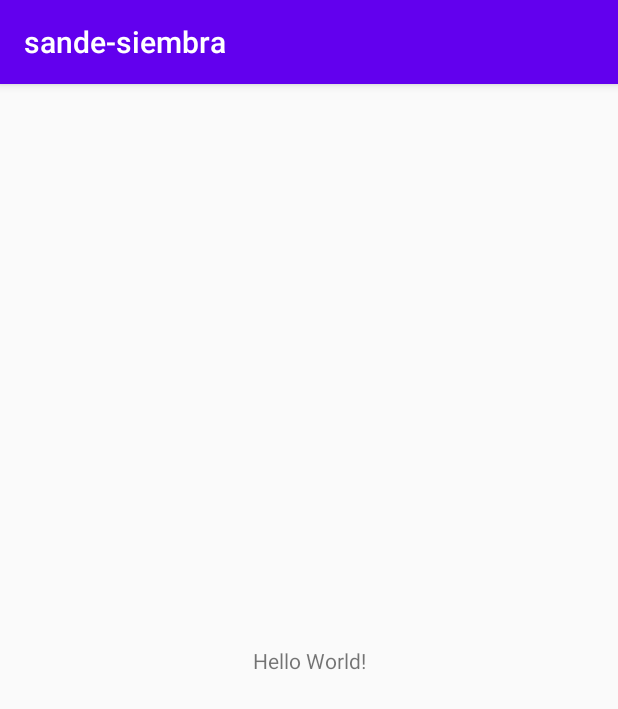
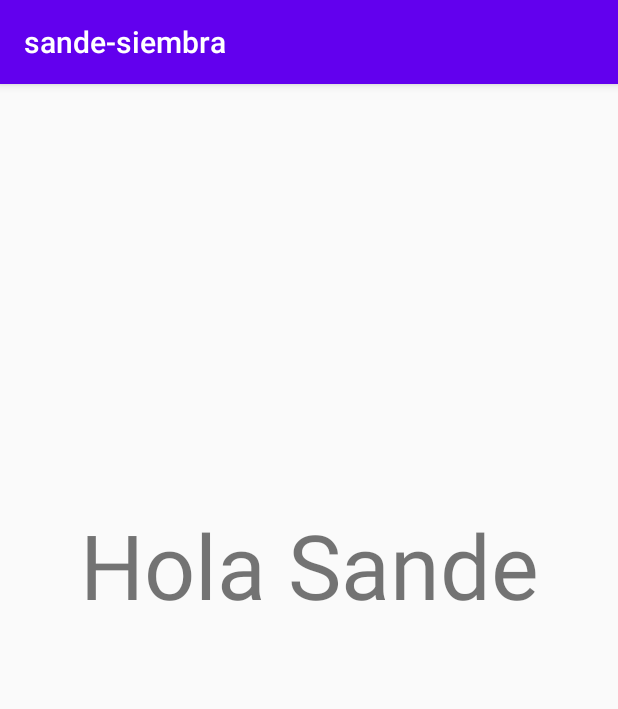
Before and after one commit to JonathanA13/Sande, an Android app: the screen it shows after launch (MainActivity), on a phone screen of 412 x 824 dp. Shown: the top 709 px of the screen. Run offline under Robolectric (Android 15) with nearby library versions, the phone set to English and light mode, and no system bars.

Commit message:
Hasta "Hola Sande"

```diff
--- a/Programa/app/src/main/res/layout/activity_main.xml
+++ b/Programa/app/src/main/res/layout/activity_main.xml
@@ -9,10 +9,12 @@
     <TextView
         android:layout_width="wrap_content"
         android:layout_height="wrap_content"
-        android:text="Hello World!"
+        android:text="Hola Sande"
+        android:textSize="60sp"
         app:layout_constraintBottom_toBottomOf="parent"
         app:layout_constraintLeft_toLeftOf="parent"
         app:layout_constraintRight_toRightOf="parent"
-        app:layout_constraintTop_toTopOf="parent" />
+        app:layout_constraintTop_toTopOf="parent"
+        app:layout_constraintVertical_bias="0.407" />
 
 </androidx.constraintlayout.widget.ConstraintLayout>
```
